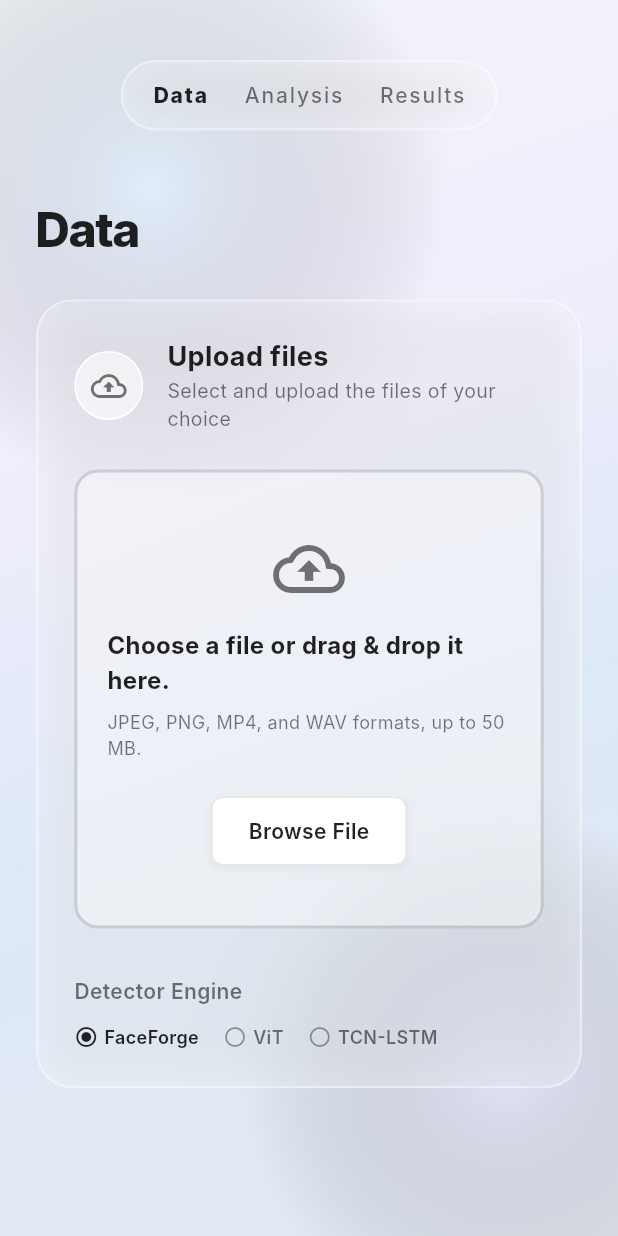
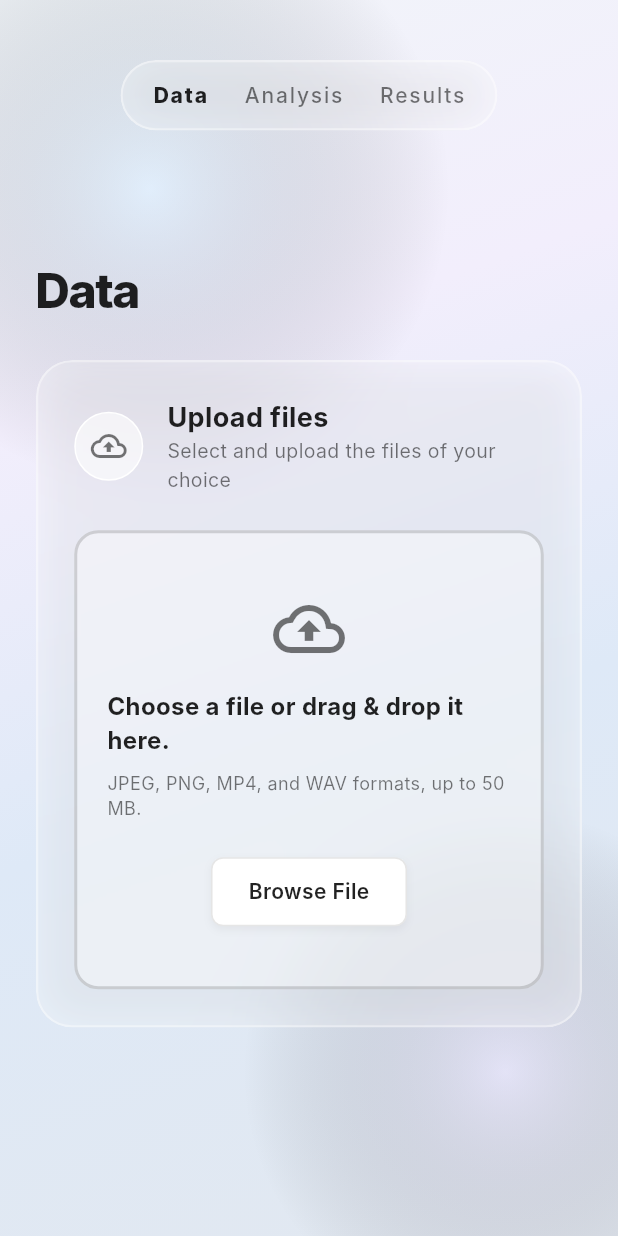
Before and after one commit to TisuPaper/kitahack, a Flutter app: the screen it shows after launch, on a phone screen of 412 x 824 dp. Run offline on Flutter 3.47's test engine with Material 3 defaults, Android fonts, the phone set to English and light mode, and no system bars; our stand-ins replace file_picker; Roboto replaces fonts that are missing (Inter).

Commit message:
unshow the detection model

```diff
--- a/frontend/lib/screens/home_screen.dart
+++ b/frontend/lib/screens/home_screen.dart
@@ -292,6 +292,70 @@ class _HomeScreenState extends State<HomeScreen> {
                   const SizedBox(height: 24),
                   const Divider(color: Colors.black12, height: 1),
                   const SizedBox(height: 24),
+                  if (['wav', 'mp3', 'm4a', 'aac'].contains(_selectedFile!.extension?.toLowerCase()))
+                    Stack(
+                      children: [
+                        Container(
+                           width: double.infinity,
+                           padding: const EdgeInsets.symmetric(vertical: 32, horizontal: 16),
+                           decoration: BoxDecoration(
+                              color: const Color(0xFFF6F6F8).withValues(alpha: 0.9), // Soft gray matching the reference
+                              borderRadius: BorderRadius.circular(16),
+                              border: Border.all(color: Colors.white, width: 2),
+                              boxShadow: [
+                                BoxShadow(color: Colors.black.withValues(alpha: 0.03), blurRadius: 10, offset: const Offset(0, 4)),
+                              ],
+                           ),
+                           child: Column(
+                              children: [
+                                 FittedBox(
+                                   fit: BoxFit.scaleDown,
+                                   child: Row(
+                                      mainAxisAlignment: MainAxisAlignment.center,
+                                      crossAxisAlignment: CrossAxisAlignment.center,
+                                      children: List.generate(45, (index) {
+                                         // Pseudo-random waveform heights to mimic the static image
+                                         final heights = [14.0, 22.0, 8.0, 20.0, 14.0, 24.0, 10.0, 16.0, 8.0, 30.0, 22.0, 12.0, 18.0, 26.0, 10.0];
+                                         final h = heights[index % heights.length] + (index % 4 == 0 ? 6.0 : 0.0);
+                                         return Container(
+                                            margin: const EdgeInsets.symmetric(horizontal: 2.5),
+                                            width: 4,
+                                            height: h,
+                                            decoration: BoxDecoration(
+                                               color: Colors.black.withValues(alpha: 0.35),
+                                               borderRadius: BorderRadius.circular(2),
+                                            ),
+                                         );
+                                      }),
+                                   ),
+                                 ),
+                                 const SizedBox(height: 28),
+                                 Text(
+                                    _selectedFile!.name,
+                                    style: const TextStyle(fontSize: 18, fontWeight: FontWeight.w600, color: Colors.black87),
+                                    textAlign: TextAlign.center,
+                                 ),
+                              ],
+                           ),
+                        ),
+                        Positioned(
+                          top: 12,
+                          right: 12,
+                          child: GestureDetector(
+                            onTap: () => setState(() => _selectedFile = null),
+                            child: Container(
+                              padding: const EdgeInsets.all(6),
+                              decoration: BoxDecoration(
+                                color: Colors.black.withValues(alpha: 0.05),
+                                shape: BoxShape.circle,
+                              ),
+                              child: const Icon(Icons.close, size: 16, color: Colors.black54),
+                            ),
+                          ),
+                        ),
+                      ],
+                    )
+                  else
                     Container(
                        padding: const EdgeInsets.all(16),
                        decoration: BoxDecoration(
@@ -332,22 +396,8 @@ class _HomeScreenState extends State<HomeScreen> {
                           ],
                        ),
                     ),
-                ],
-                const SizedBox(height: 32),
-
-                // Plugin toggles mimicking the UI
-                const Text('Detector Engine', style: TextStyle(fontSize: 14, fontWeight: FontWeight.w600, color: Colors.black54)),
-                const SizedBox(height: 12),
-                Row(
-                  children: [
-                    _buildRadio('FaceForge', true),
-                    const SizedBox(width: 16),
-                    _buildRadio('ViT', false),
-                    const SizedBox(width: 16),
-                    _buildRadio('TCN-LSTM', false),
-                  ],
-                ),
-              ],
+                ], // Closes _selectedFile array
+              ], // Closes Column children
             ),
           ),
           const SizedBox(height: 48),
@@ -368,17 +418,6 @@ class _HomeScreenState extends State<HomeScreen> {
         ],
       ),
       ),
-    );
-  }
-
-  Widget _buildRadio(String label, bool isSelected) {
-    return Row(
-      mainAxisSize: MainAxisSize.min,
-      children: [
-        Icon(isSelected ? Icons.radio_button_checked : Icons.radio_button_unchecked, size: 16, color: isSelected ? Colors.black87 : Colors.black38),
-        const SizedBox(width: 4),
-        Text(label, style: TextStyle(fontSize: 12, color: isSelected ? Colors.black87 : Colors.black54, fontWeight: FontWeight.w600)),
-      ],
     );
   }
 
```
Lines whose indentation alone changed are shown as unchanged.
